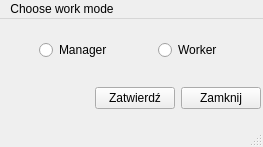
This is PassRipperCLI/mainwindow.ui in Kamil-Klecz/PassRipper as Qt 5 draws it before an edit. The edited form follows.
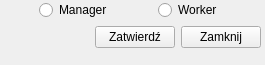
This is the edited form.

```diff
--- a/PassRipperCLI/mainwindow.ui
+++ b/PassRipperCLI/mainwindow.ui
@@ -6,8 +6,8 @@
    <rect>
     <x>0</x>
     <y>0</y>
-    <width>263</width>
-    <height>147</height>
+    <width>265</width>
+    <height>65</height>
    </rect>
   </property>
   <property name="sizePolicy">
@@ -118,26 +118,22 @@
        </item>
       </layout>
      </item>
+     <item>
+      <spacer name="verticalSpacer">
+       <property name="orientation">
+        <enum>Qt::Vertical</enum>
+       </property>
+       <property name="sizeHint" stdset="0">
+        <size>
+         <width>20</width>
+         <height>40</height>
+        </size>
+       </property>
+      </spacer>
+     </item>
     </layout>
    </widget>
   </widget>
-  <widget class="QMenuBar" name="menubar">
-   <property name="geometry">
-    <rect>
-     <x>0</x>
-     <y>0</y>
-     <width>263</width>
-     <height>21</height>
-    </rect>
-   </property>
-   <widget class="QMenu" name="menuChoose_work_mode">
-    <property name="title">
-     <string>Choose work mode</string>
-    </property>
-   </widget>
-   <addaction name="menuChoose_work_mode"/>
-  </widget>
-  <widget class="QStatusBar" name="statusbar"/>
  </widget>
  <resources/>
  <connections/>
```
Left out of the diff: 2 changed lines with no effect on the pictures.
